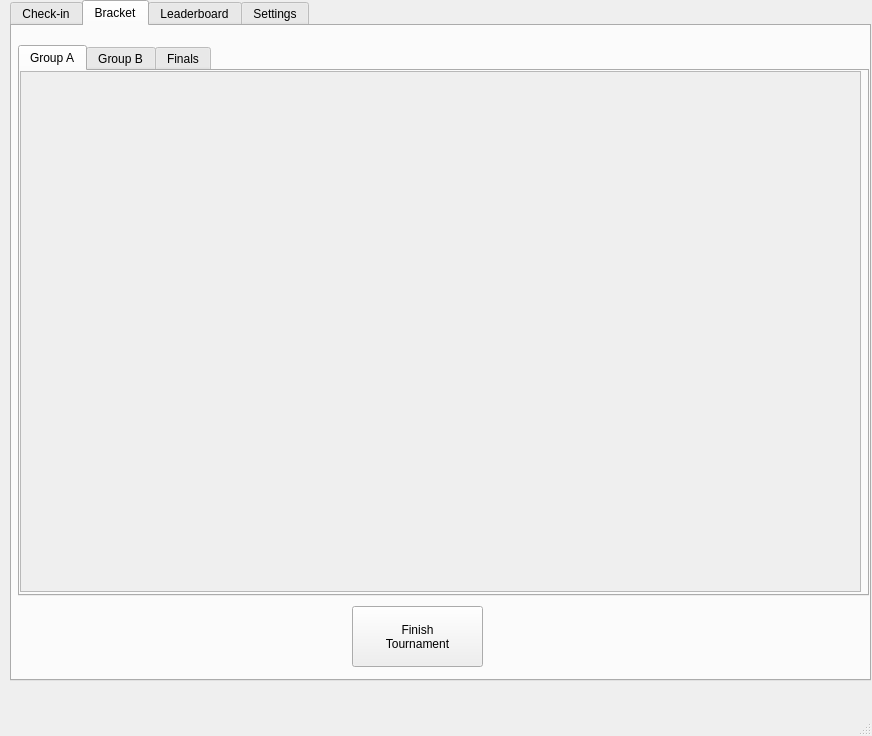
This is src/GUI/main.ui in Astorec/BTMAppPy as Qt 5 draws it before an edit. The edited form follows.
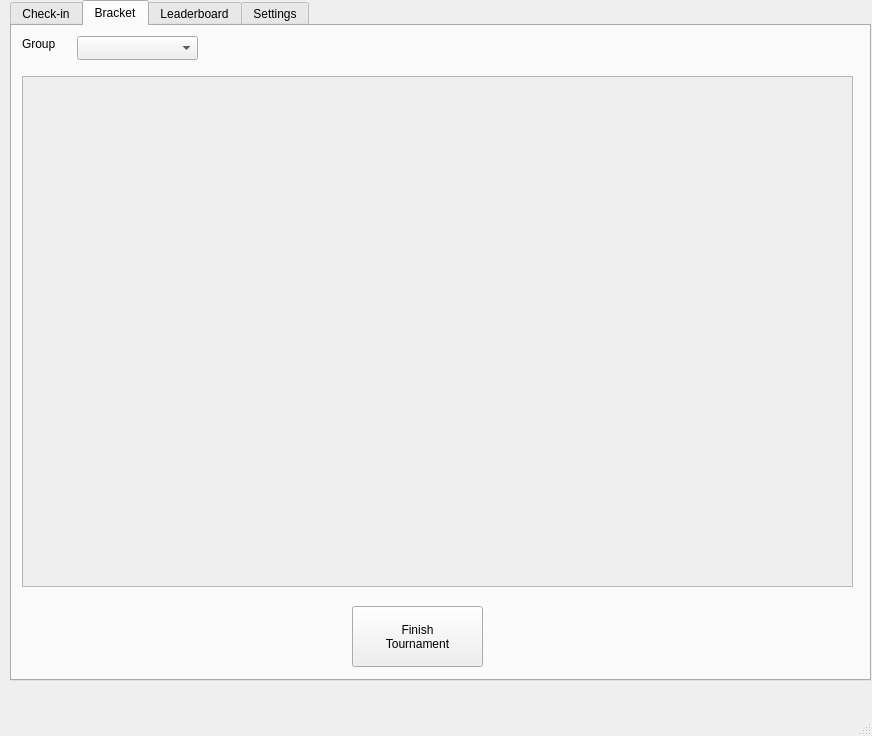
This is the edited form. The open tabs and pages were chosen to show the change.

Commit message: Removed the tabs. Need to fix an issue with not being able to swap the combo box properly

```diff
--- a/src/GUI/main.ui
+++ b/src/GUI/main.ui
@@ -228,103 +228,6 @@
      <attribute name="title">
       <string>Bracket</string>
      </attribute>
-     <widget class="QTabWidget" name="groups_tab">
-      <property name="geometry">
-       <rect>
-        <x>6</x>
-        <y>19</y>
-        <width>851</width>
-        <height>551</height>
-       </rect>
-      </property>
-      <property name="currentIndex">
-       <number>0</number>
-      </property>
-      <widget class="QWidget" name="group_a">
-       <attribute name="title">
-        <string>Group A</string>
-       </attribute>
-       <widget class="QScrollArea" name="group_a_scroll_area">
-        <property name="geometry">
-         <rect>
-          <x>0</x>
-          <y>0</y>
-          <width>841</width>
-          <height>521</height>
-         </rect>
-        </property>
-        <property name="widgetResizable">
-         <bool>true</bool>
-        </property>
-        <widget class="QWidget" name="scrollAreaWidgetContents">
-         <property name="geometry">
-          <rect>
-           <x>0</x>
-           <y>0</y>
-           <width>839</width>
-           <height>519</height>
-          </rect>
-         </property>
-        </widget>
-       </widget>
-      </widget>
-      <widget class="QWidget" name="group_b">
-       <attribute name="title">
-        <string>Group B</string>
-       </attribute>
-       <widget class="QScrollArea" name="group_b_scroll_area">
-        <property name="geometry">
-         <rect>
-          <x>-1</x>
-          <y>-1</y>
-          <width>841</width>
-          <height>521</height>
-         </rect>
-        </property>
-        <property name="widgetResizable">
-         <bool>true</bool>
-        </property>
-        <widget class="QWidget" name="scrollAreaWidgetContents_2">
-         <property name="geometry">
-          <rect>
-           <x>0</x>
-           <y>0</y>
-           <width>839</width>
-           <height>519</height>
-          </rect>
-         </property>
-        </widget>
-       </widget>
-      </widget>
-      <widget class="QWidget" name="group_finals">
-       <attribute name="title">
-        <string>Finals</string>
-       </attribute>
-       <widget class="QScrollArea" name="group_finals_scroll_area">
-        <property name="geometry">
-         <rect>
-          <x>-1</x>
-          <y>-1</y>
-          <width>851</width>
-          <height>521</height>
-         </rect>
-        </property>
-        <property name="widgetResizable">
-         <bool>true</bool>
-        </property>
-        <widget class="QWidget" name="scrollAreaWidgetContents_3">
-         <property name="geometry">
-          <rect>
-           <x>0</x>
-           <y>0</y>
-           <width>849</width>
-           <height>519</height>
-          </rect>
-         </property>
-        </widget>
-       </widget>
-      </widget>
-     </widget>
      <widget class="QPushButton" name="finish_btn">
       <property name="geometry">
        <rect>
@@ -339,8 +242,63 @@
 Tournament</string>
       </property>
      </widget>
-     <zorder>finish_btn</zorder>
-     <zorder>groups_tab</zorder>
+     <widget class="QComboBox" name="bracket_list">
+      <property name="geometry">
+       <rect>
+        <x>65</x>
+        <y>10</y>
+        <width>121</width>
+        <height>24</height>
+       </rect>
+      </property>
+     </widget>
+     <widget class="QLabel" name="bracket_label">
+      <property name="geometry">
+       <rect>
+        <x>10</x>
+        <y>10</y>
+        <width>62</width>
+        <height>16</height>
+       </rect>
+      </property>
+      <property name="text">
+       <string>Group</string>
+      </property>
+     </widget>
+     <widget class="QScrollArea" name="bracket_scroll_area">
+      <property name="geometry">
+       <rect>
+        <x>10</x>
+        <y>50</y>
+        <width>831</width>
+        <height>511</height>
+       </rect>
+      </property>
+      <property name="widgetResizable">
+       <bool>true</bool>
+      </property>
+      <widget class="QWidget" name="bracket_contents">
+       <property name="geometry">
+        <rect>
+         <x>0</x>
+         <y>0</y>
+         <width>829</width>
+         <height>509</height>
+        </rect>
+       </property>
+       <widget class="QWidget" name="gridLayoutWidget">
+        <property name="geometry">
+         <rect>
+          <x>9</x>
+          <y>19</y>
+          <width>811</width>
+          <height>481</height>
+         </rect>
+        </property>
+        <layout class="QGridLayout" name="bracket_grid"/>
+       </widget>
+      </widget>
+     </widget>
     </widget>
     <widget class="QWidget" name="leaderboard_tab">
      <attribute name="title">
```
The commit also changes 1 other file.
